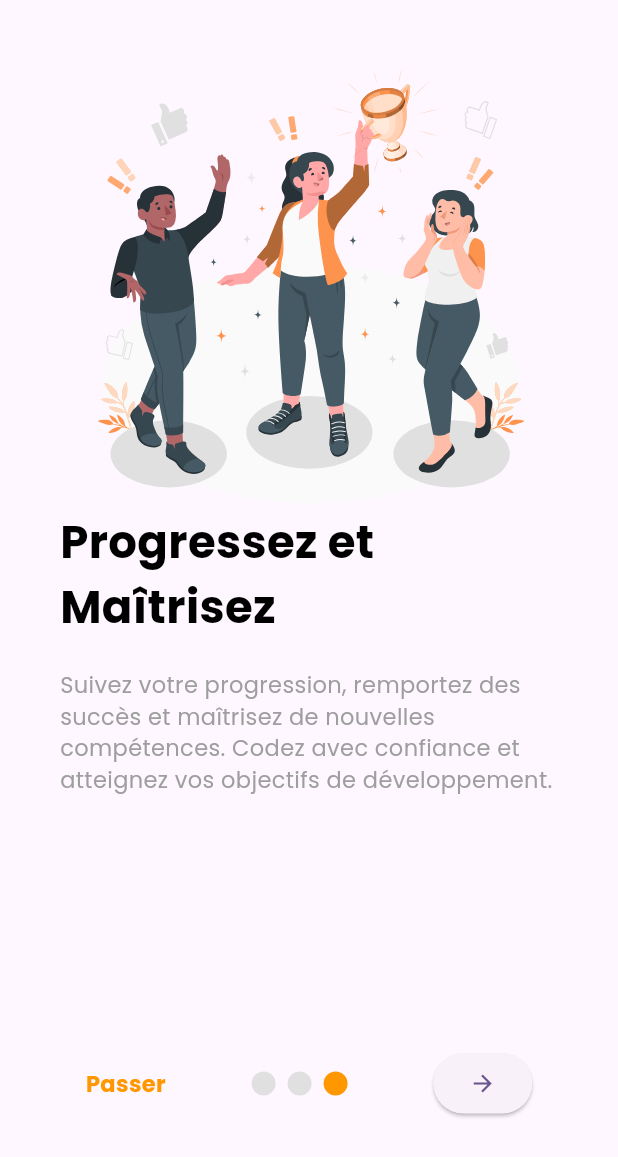
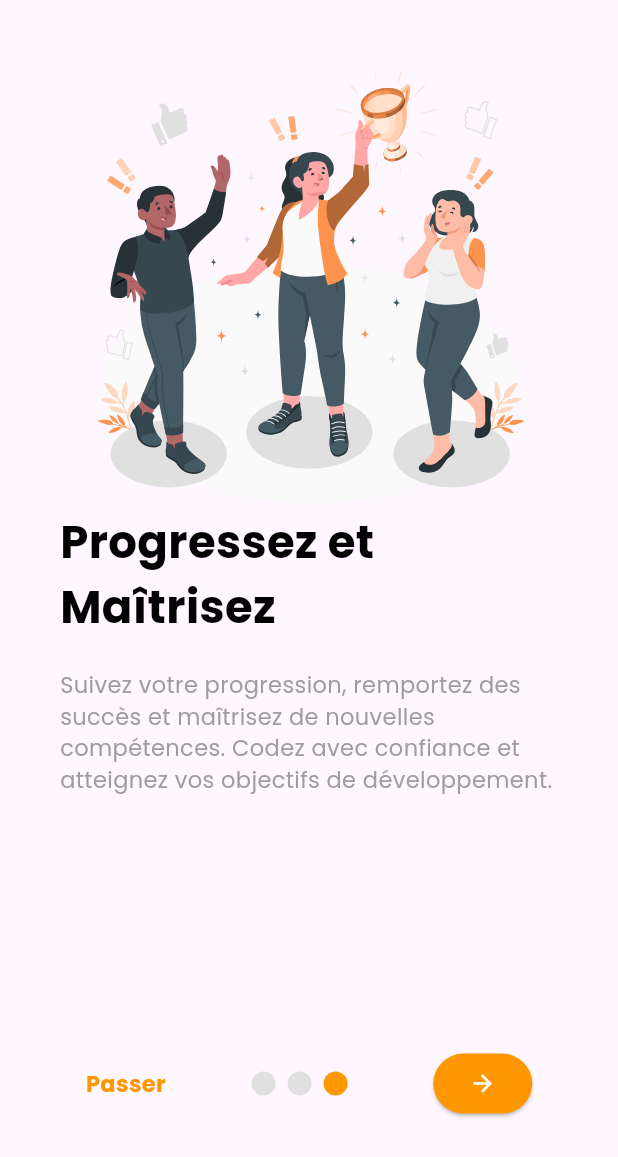
Before and after one commit to Godisouleymane/Nerd-app, a Flutter app: the screen it shows after launch, swiped to page 3, on a phone screen of 412 x 824 dp. Shown: the top 1157 px of the screen. Run offline on Flutter 3.47's test engine with Material 3 defaults, Android fonts, the phone set to English and light mode, and no system bars; drawn by our look-alikes of smooth_page_indicator; our stand-ins replace flutter_svg, google_fonts.

Commit message:
style button connecter

```diff
--- a/lib/widgets/onBoarding_screen.dart
+++ b/lib/widgets/onBoarding_screen.dart
@@ -63,9 +63,15 @@ class _OnBoardingScreenState extends State<OnBoardingScreen> {
               count: 3),
 
               onLastPage ?
-             ElevatedButton(onPressed:
+             ElevatedButton(
+              style: ElevatedButton.styleFrom(
+                backgroundColor: Colors.orange,
+              ),
+              onPressed:
              (){},
-             child: Icon(Icons.arrow_forward)) :
+             child: Icon(
+              Icons.arrow_forward, color: Colors.white,)
+              ) :
                   GestureDetector(
                 onTap: () {
                 _controller.nextPage(duration:
```
